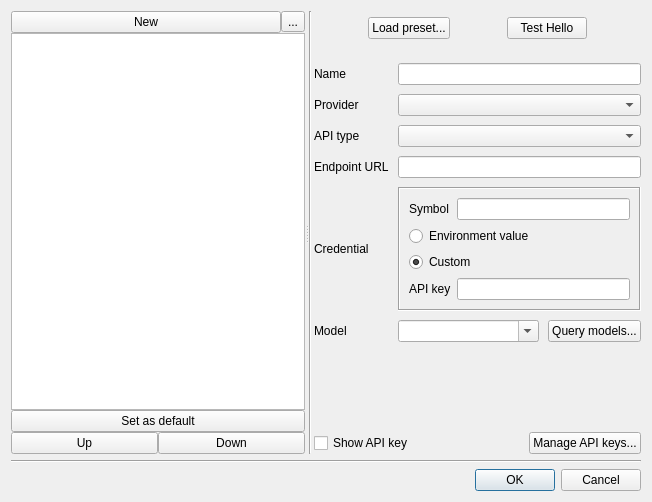
First picture: the form in src/SelectAiModelDialog.ui, repository soramimi/Guitar, before the edit.
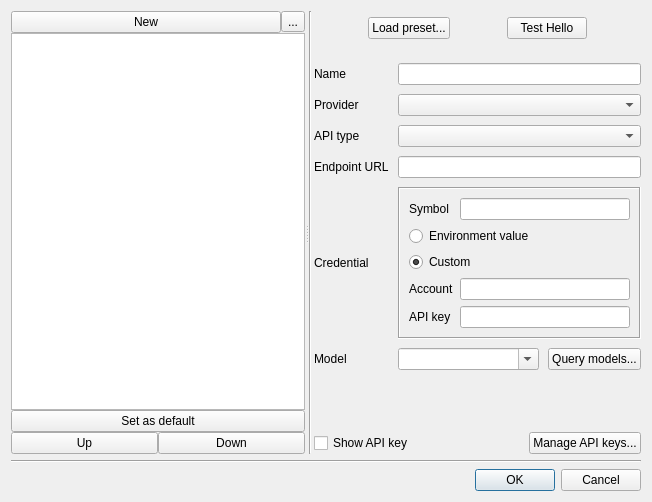
Second picture: the form after the edit.

Commit message: Add Cloudflare provider support with account-aware credentials

```diff
--- a/src/SelectAiModelDialog.ui
+++ b/src/SelectAiModelDialog.ui
@@ -16,6 +16,12 @@
   <layout class="QVBoxLayout" name="verticalLayout_2">
    <item>
     <widget class="QSplitter" name="splitter">
+     <property name="sizePolicy">
+      <sizepolicy hsizetype="Expanding" vsizetype="MinimumExpanding">
+       <horstretch>0</horstretch>
+       <verstretch>0</verstretch>
+      </sizepolicy>
+     </property>
      <property name="orientation">
       <enum>Qt::Orientation::Horizontal</enum>
      </property>
@@ -101,6 +107,12 @@
       </layout>
      </widget>
      <widget class="QFrame" name="frame_settings">
+      <property name="sizePolicy">
+       <sizepolicy hsizetype="Preferred" vsizetype="MinimumExpanding">
+        <horstretch>0</horstretch>
+        <verstretch>0</verstretch>
+       </sizepolicy>
+      </property>
       <property name="frameShape">
        <enum>QFrame::Shape::NoFrame</enum>
       </property>
@@ -125,6 +137,12 @@
        </property>
        <item>
         <widget class="Line" name="line">
+         <property name="sizePolicy">
+          <sizepolicy hsizetype="Fixed" vsizetype="MinimumExpanding">
+           <horstretch>0</horstretch>
+           <verstretch>0</verstretch>
+          </sizepolicy>
+         </property>
          <property name="orientation">
           <enum>Qt::Orientation::Vertical</enum>
          </property>
@@ -276,16 +294,6 @@
               <enum>QFrame::Shadow::Sunken</enum>
              </property>
              <layout class="QGridLayout" name="gridLayout_2">
-              <item row="0" column="0">
-               <widget class="QLabel" name="label_7">
-                <property name="text">
-                 <string>Symbol</string>
-                </property>
-               </widget>
-              </item>
-              <item row="0" column="1">
-               <widget class="QLineEdit" name="lineEdit_cred_symbol"/>
-              </item>
               <item row="1" column="0" colspan="2">
                <widget class="QRadioButton" name="radioButton_cred_environ">
                 <property name="text">
@@ -293,6 +301,9 @@
                 </property>
                </widget>
               </item>
+              <item row="0" column="1">
+               <widget class="QLineEdit" name="lineEdit_cred_symbol"/>
+              </item>
               <item row="2" column="0" colspan="2">
                <widget class="QRadioButton" name="radioButton_cred_custom">
                 <property name="text">
@@ -304,19 +315,36 @@
                </widget>
               </item>
               <item row="3" column="0">
+               <widget class="QLabel" name="label_10">
+                <property name="text">
+                 <string>Account</string>
+                </property>
+               </widget>
+              </item>
+              <item row="0" column="0">
+               <widget class="QLabel" name="label_7">
+                <property name="text">
+                 <string>Symbol</string>
+                </property>
+               </widget>
+              </item>
+              <item row="4" column="0">
                <widget class="QLabel" name="label_8">
                 <property name="text">
                  <string>API key</string>
                 </property>
                </widget>
               </item>
-              <item row="3" column="1">
+              <item row="4" column="1">
                <widget class="QLineEdit" name="lineEdit_cred_api_key">
                 <property name="echoMode">
                  <enum>QLineEdit::EchoMode::Password</enum>
                 </property>
                </widget>
               </item>
+              <item row="3" column="1">
+               <widget class="QLineEdit" name="lineEdit_account"/>
+              </item>
              </layout>
             </widget>
            </item>
@@ -364,7 +392,7 @@
            <property name="sizeHint" stdset="0">
             <size>
              <width>20</width>
-             <height>40</height>
+             <height>0</height>
             </size>
            </property>
           </spacer>
```
The commit also changes 9 other files.
